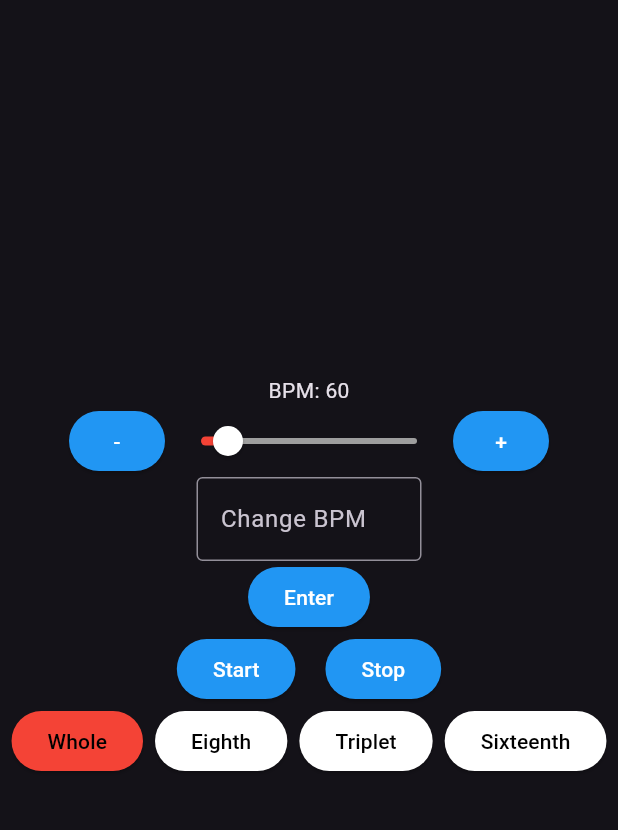
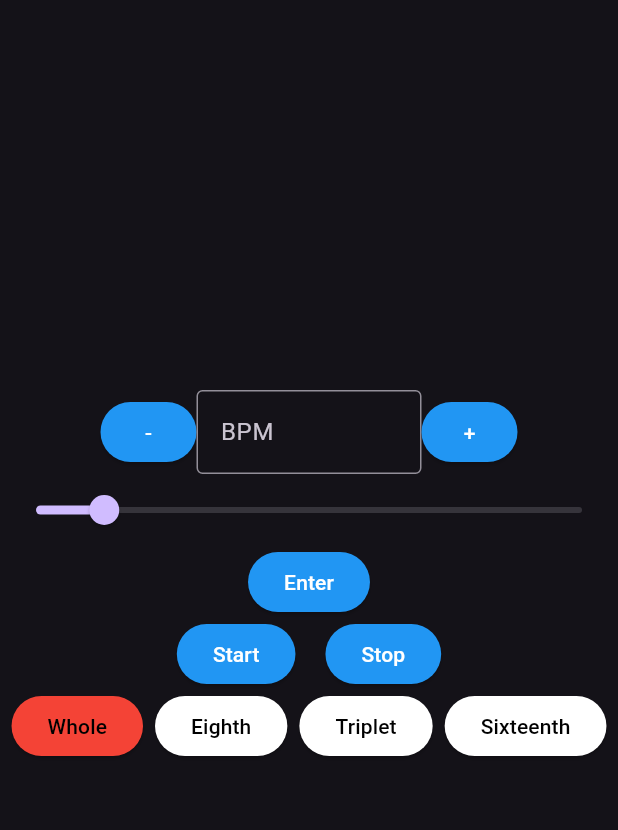
Before and after one commit to AdnanKhaleeli/MetronomeAPP, a Flutter app: the screen it shows after launch, after a tap on "Whole", on a phone screen of 412 x 824 dp, the part 84-914 px from its top. Run offline on Flutter 3.47's test engine with Material 3 defaults, Android fonts, the phone set to English and light mode, and no system bars; our stand-ins replace audioplayers; missing offline and left inert: mongo_dart.

Commit message:
Slight Modification to TextBox

```diff
--- a/lib/main.dart
+++ b/lib/main.dart
@@ -4,12 +4,10 @@ import 'package:audioplayers/audioplayers.dart';
 import 'package:flutter/services.dart';
 import 'database.dart';
 import 'user.dart';
-
 import 'sign_in.dart';
 import 'settings.dart';
 import 'customdrawer.dart';
 
-// App
 void main() async {
   WidgetsFlutterBinding.ensureInitialized();
   var db = DatabaseHelper();
@@ -32,19 +30,14 @@ class MyApp extends StatelessWidget {
         primarySwatch: Colors.blue,
         textButtonTheme: TextButtonThemeData(
           style: TextButton.styleFrom(
-            foregroundColor: Colors.white, // Text color for TextButton
+            foregroundColor: Colors.white,
           ),
         ),
         elevatedButtonTheme: ElevatedButtonThemeData(
           style: ElevatedButton.styleFrom(
-            backgroundColor: Colors.blue, // Background color for ElevatedButton
-            foregroundColor: Colors.white, // Text color for ElevatedButton
+            backgroundColor: Colors.blue,
+            foregroundColor: Colors.white,
           ),
-        ),
-        sliderTheme: const SliderThemeData(
-          activeTrackColor: Colors.red,
-          inactiveTrackColor: Colors.grey,
-          thumbColor: Colors.white,
         ),
       ),
       debugShowCheckedModeBanner: false,
@@ -53,8 +46,6 @@ class MyApp extends StatelessWidget {
 }
 
 class MetronomeApp extends StatefulWidget {
-  @override
-
   User? user;
 
   MetronomeApp({Key? key, this.user}) : super(key: key);
@@ -63,30 +54,22 @@ class MetronomeApp extends StatefulWidget {
 }
 
 class _MetronomeAppState extends State<MetronomeApp> {
-
   double _bpm = 60;
   final player = AudioPlayer();
   Timer? _timer;
   bool playing = false;
   int currentSubdivisions = 1;
   int tickCount = 0;
-  int bpmInput = 0;
   final TextEditingController _controller = TextEditingController();
-
-  // Track the currently selected button index
   int selectedSubdivisionIndex = 0;
 
-
-  // Unified method to start the metronome
   void startMetronome(int subdivisions) {
     playing = true;
     final double oneBeat = 60 / _bpm;
-    final double tickDuration =
-        (subdivisions == 1) ? oneBeat : oneBeat / subdivisions;
+    final double tickDuration = (subdivisions == 1) ? oneBeat : oneBeat / subdivisions;
 
-    _timer?.cancel(); // Cancel any existing timer
-    _timer = Timer.periodic(
-        Duration(milliseconds: (tickDuration * 1000).toInt()), (timer) async {
+    _timer?.cancel();
+    _timer = Timer.periodic(Duration(milliseconds: (tickDuration * 1000).toInt()), (timer) async {
       tickCount++;
       await player.setSource(AssetSource('tick_sound_156.wav'));
 
@@ -126,10 +109,13 @@ class _MetronomeAppState extends State<MetronomeApp> {
         stopMetronome: stopMetronome,
         user: widget.user,
       ),
-      body: Column(
+      body: GestureDetector(
+        onTap: () {
+          FocusScope.of(context).unfocus();
+        },
+        child: Column(
           mainAxisAlignment: MainAxisAlignment.center,
           children: [
-          Text('BPM: ${_bpm.toInt()}'),
             Row(
               mainAxisAlignment: MainAxisAlignment.center,
               children: [
@@ -138,13 +124,53 @@ class _MetronomeAppState extends State<MetronomeApp> {
                     setState(() {
                       if (_bpm > 40) {
                         _bpm -= 1;
+                        _controller.text = _bpm.toInt().toString();
                         stopMetronome();
-                      startMetronome(
-                          currentSubdivisions); // Restart with new BPM
+                        startMetronome(currentSubdivisions);
                       }
                     });
                   },
                   child: Text("-"),
+                ),
+                SizedBox(
+                  width: 150,
+                  child: TextField(
+                    controller: _controller,
+                    keyboardType: TextInputType.number,
+                    decoration: InputDecoration(
+                      border: OutlineInputBorder(),
+                      labelText: 'BPM',
+                    ),
+                    inputFormatters: [
+                      LengthLimitingTextInputFormatter(3),
+                      FilteringTextInputFormatter.digitsOnly,
+                    ],
+                    onChanged: (value) {
+                      int? bpmInput = int.tryParse(value);
+                      if (bpmInput != null && bpmInput >= 40 && bpmInput <= 200) {
+                        setState(() {
+                          _bpm = bpmInput.toDouble();
+                          stopMetronome();
+                          startMetronome(currentSubdivisions);
+                        });
+                      }
+                    },
+                  ),
+                ),
+                ElevatedButton(
+                  onPressed: () {
+                    setState(() {
+                      if (_bpm < 199) {
+                        _bpm += 1;
+                        _controller.text = _bpm.toInt().toString();
+                        stopMetronome();
+                        startMetronome(currentSubdivisions);
+                      }
+                    });
+                  },
+                  child: Text("+"),
+                ),
+              ],
             ),
             Slider(
               min: 40,
@@ -153,56 +179,22 @@ class _MetronomeAppState extends State<MetronomeApp> {
               onChanged: (newBPM) {
                 setState(() {
                   _bpm = newBPM;
+                  _controller.text = newBPM.toInt().toString();
                   stopMetronome();
-                    startMetronome(currentSubdivisions); // Restart with new BPM
+                  startMetronome(currentSubdivisions);
                 });
               },
             ),
-              ElevatedButton(
-                onPressed: () {
-                  setState(() {
-                    if (_bpm < 199) {
-                      _bpm += 1;
-                      stopMetronome();
-                      startMetronome(
-                          currentSubdivisions); // Restart with new BPM
-                    }
-                  });
-                },
-                child: Text("+"),
-              ),
-            ],
-          ),
             Row(
               mainAxisAlignment: MainAxisAlignment.center,
-            children: <Widget>[
-              SizedBox(
-                width: 150,
-                child: TextField(
-                  controller: _controller,
-                  keyboardType: TextInputType.number,
-                  decoration: InputDecoration(
-                    border: OutlineInputBorder(),
-                    labelText: 'Change BPM',
-                  ),
-                  inputFormatters: [
-                    LengthLimitingTextInputFormatter(3), // limit 3 chars
-                    FilteringTextInputFormatter.digitsOnly, // allow only digits
-                  ],
-                ),
-              ),
-            ],
-          ),
-          Row( // Row enter and backspace
-            mainAxisAlignment: MainAxisAlignment.center,
               children: [
-              ElevatedButton( // Enter button
+                ElevatedButton(
                   onPressed: () {
                     int? bpmInput = int.tryParse(_controller.text);
                     if (bpmInput != null && bpmInput >= 40 && bpmInput <= 200) {
                       setState(() {
                         _bpm = bpmInput.toDouble();
-                      _controller.clear(); // Clear input
+                        _controller.clear();
                       });
                     }
                   },
@@ -216,8 +208,7 @@ class _MetronomeAppState extends State<MetronomeApp> {
                 ElevatedButton(
                   onPressed: () {
                     stopMetronome();
-                  startMetronome(
-                      currentSubdivisions); // Start with current subdivisions
+                    startMetronome(currentSubdivisions);
                   },
                   child: Text('Start'),
                 ),
@@ -228,7 +219,6 @@ class _MetronomeAppState extends State<MetronomeApp> {
                 ),
               ],
             ),
-          // Subdivision buttons
             Row(
               mainAxisAlignment: MainAxisAlignment.center,
               children: [
@@ -240,11 +230,10 @@ class _MetronomeAppState extends State<MetronomeApp> {
                       foregroundColor: Colors.black),
                   onPressed: () {
                     setState(() {
-                    selectedSubdivisionIndex = 0; // Whole note
+                      selectedSubdivisionIndex = 0;
                       currentSubdivisions = 1;
                       stopMetronome();
-                    startMetronome(
-                        currentSubdivisions); // Restart with whole notes
+                      startMetronome(currentSubdivisions);
                     });
                   },
                   child: Text('Whole'),
@@ -258,11 +247,10 @@ class _MetronomeAppState extends State<MetronomeApp> {
                       foregroundColor: Colors.black),
                   onPressed: () {
                     setState(() {
-                    selectedSubdivisionIndex = 1; // Eighth notes
+                      selectedSubdivisionIndex = 1;
                       currentSubdivisions = 2;
                       stopMetronome();
-                    startMetronome(
-                        currentSubdivisions); // Restart with eighth notes
+                      startMetronome(currentSubdivisions);
                     });
                   },
                   child: Text('Eighth'),
@@ -276,11 +264,10 @@ class _MetronomeAppState extends State<MetronomeApp> {
                       foregroundColor: Colors.black),
                   onPressed: () {
                     setState(() {
-                    selectedSubdivisionIndex = 2; // Triplets
+                      selectedSubdivisionIndex = 2;
                       currentSubdivisions = 3;
                       stopMetronome();
-                    startMetronome(
-                        currentSubdivisions); // Restart with triplets
+                      startMetronome(currentSubdivisions);
                     });
                   },
                   child: Text('Triplet'),
@@ -294,11 +281,10 @@ class _MetronomeAppState extends State<MetronomeApp> {
                       foregroundColor: Colors.black),
                   onPressed: () {
                     setState(() {
-                    selectedSubdivisionIndex = 3; // Sixteenth notes
+                      selectedSubdivisionIndex = 3;
                       currentSubdivisions = 4;
                       stopMetronome();
-                    startMetronome(
-                        currentSubdivisions); // Restart with sixteenth notes
+                      startMetronome(currentSubdivisions);
                     });
                   },
                   child: Text('Sixteenth'),
@@ -307,6 +293,7 @@ class _MetronomeAppState extends State<MetronomeApp> {
             ),
           ],
         ),
+      ),
     );
   }
 }
```
Lines whose indentation alone changed are shown as unchanged.
